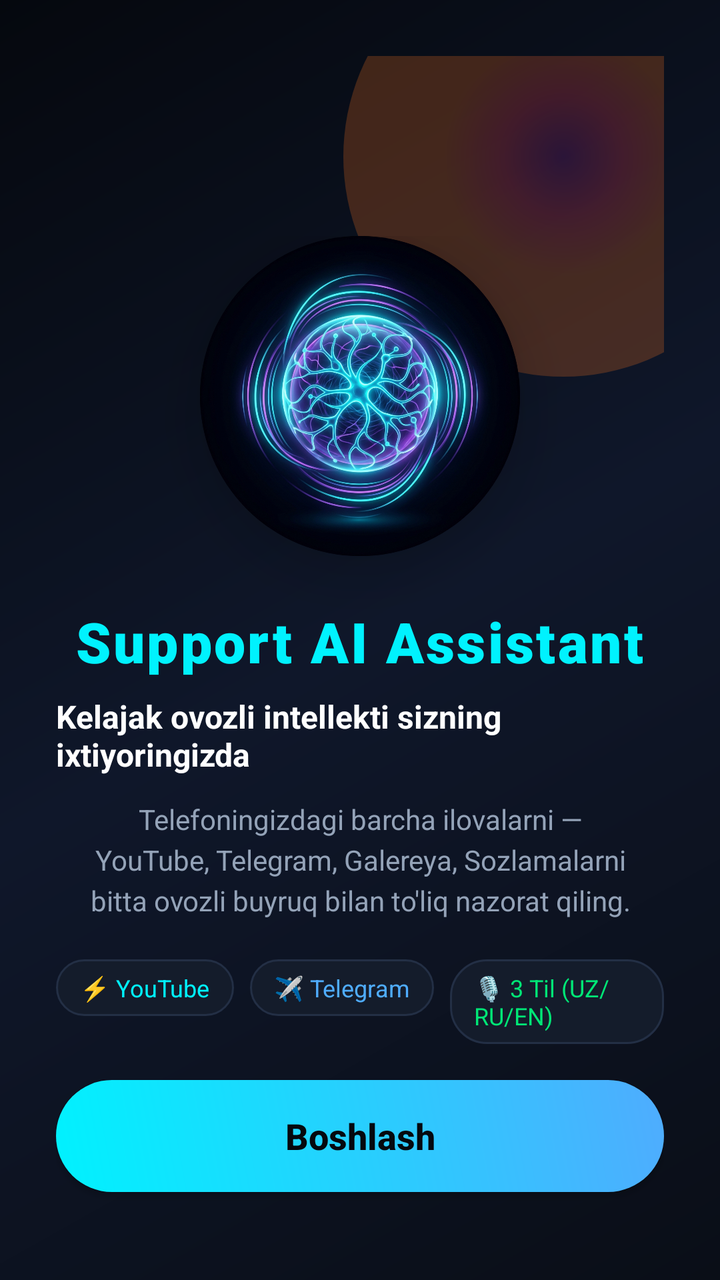
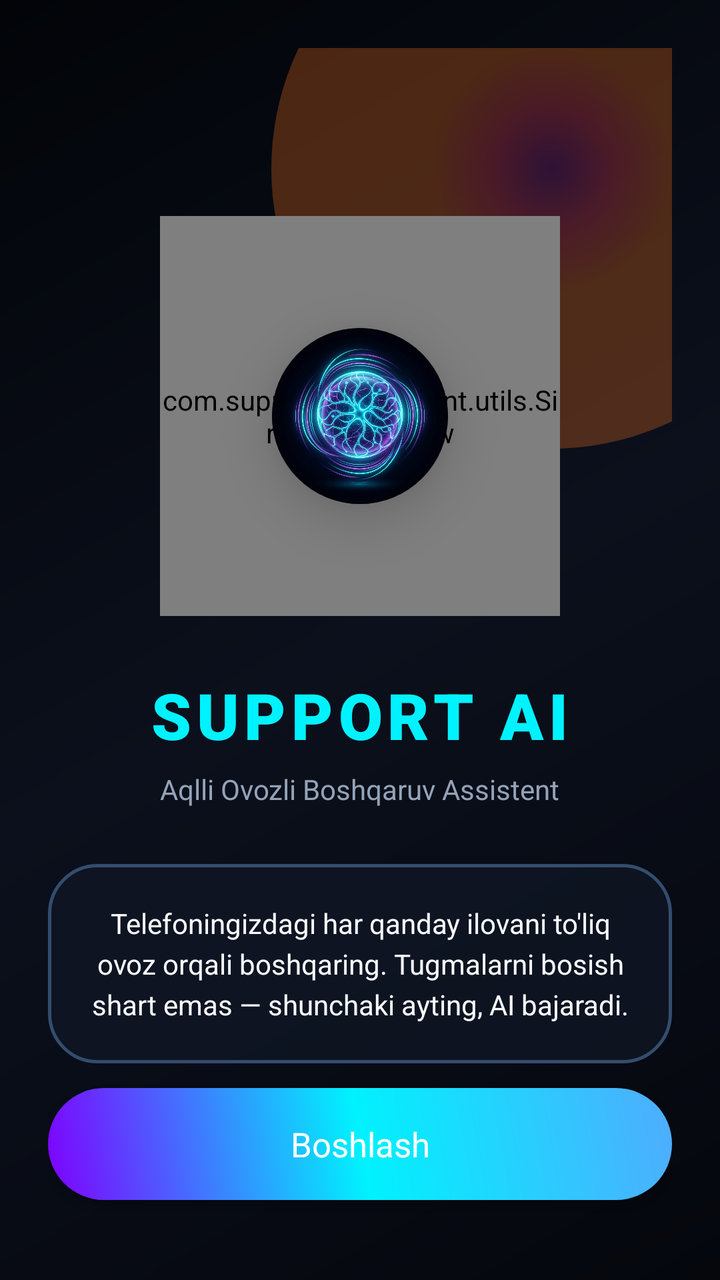

The first picture is an Android layout as it rendered before a commit; the second is the same layout after the commit. The layout source and the unified diff follow.
<!-- AndroidManifest.xml: activity theme Theme.SupportAI.NoActionBar -->
<!-- res/layout/activity_welcome.xml -->
<?xml version="1.0" encoding="utf-8"?>
<RelativeLayout xmlns:android="http://schemas.android.com/apk/res/android"
    xmlns:app="http://schemas.android.com/apk/res-auto"
    android:layout_width="match_parent"
    android:layout_height="match_parent"
    android:background="@drawable/bg_gradient"
    android:padding="28dp">

    
    <View
        android:layout_width="220dp"
        android:layout_height="220dp"
        android:layout_alignParentTop="true"
        android:layout_alignParentEnd="true"
        android:layout_marginTop="-60dp"
        android:layout_marginEnd="-60dp"
        android:alpha="0.25"
        android:background="@drawable/btn_mic_glow" />

    
    <LinearLayout
        android:layout_width="match_parent"
        android:layout_height="wrap_content"
        android:layout_centerInParent="true"
        android:gravity="center"
        android:orientation="vertical">

        
        <androidx.cardview.widget.CardView
            android:id="@+id/card_welcome_logo"
            android:layout_width="160dp"
            android:layout_height="160dp"
            app:cardCornerRadius="80dp"
            app:cardElevation="16dp"
            app:cardBackgroundColor="#000000">

            <ImageView
                android:id="@+id/img_welcome_logo"
                android:layout_width="match_parent"
                android:layout_height="match_parent"
                android:scaleType="centerCrop"
                android:src="@drawable/support_ai_logo"
                android:contentDescription="@string/app_name" />
        </androidx.cardview.widget.CardView>

        
        <TextView
            android:id="@+id/tv_app_title"
            android:layout_width="wrap_content"
            android:layout_height="wrap_content"
            android:layout_marginTop="24dp"
            android:fontFamily="sans-serif-black"
            android:text="@string/welcome_title"
            android:textColor="@color/neon_cyan"
            android:textSize="28sp"
            android:letterSpacing="0.04" />

        
        <TextView
            android:layout_width="wrap_content"
            android:layout_height="wrap_content"
            android:layout_marginTop="8dp"
            android:text="@string/welcome_tagline"
            android:textColor="@color/text_primary"
            android:textSize="16sp"
            android:textStyle="bold" />

        
        <TextView
            android:layout_width="wrap_content"
            android:layout_height="wrap_content"
            android:layout_marginTop="12dp"
            android:gravity="center"
            android:lineSpacingExtra="4dp"
            android:paddingHorizontal="16dp"
            android:text="@string/welcome_desc"
            android:textColor="@color/text_secondary"
            android:textSize="14sp" />

        
        <LinearLayout
            android:layout_width="wrap_content"
            android:layout_height="wrap_content"
            android:layout_marginTop="20dp"
            android:orientation="horizontal">

            <TextView
                android:layout_width="wrap_content"
                android:layout_height="wrap_content"
                android:background="@drawable/bg_card"
                android:paddingHorizontal="12dp"
                android:paddingVertical="6dp"
                android:text="⚡ YouTube"
                android:textColor="@color/neon_cyan"
                android:textSize="12sp" />

            <TextView
                android:layout_width="wrap_content"
                android:layout_height="wrap_content"
                android:layout_marginStart="8dp"
                android:background="@drawable/bg_card"
                android:paddingHorizontal="12dp"
                android:paddingVertical="6dp"
                android:text="✈️ Telegram"
                android:textColor="@color/neon_blue"
                android:textSize="12sp" />

            <TextView
                android:layout_width="wrap_content"
                android:layout_height="wrap_content"
                android:layout_marginStart="8dp"
                android:background="@drawable/bg_card"
                android:paddingHorizontal="12dp"
                android:paddingVertical="6dp"
                android:text="🎙️ 3 Til (UZ/RU/EN)"
                android:textColor="@color/neon_green"
                android:textSize="12sp" />
        </LinearLayout>

    </LinearLayout>

    
    <androidx.appcompat.widget.AppCompatButton
        android:id="@+id/btn_get_started"
        android:layout_width="match_parent"
        android:layout_height="56dp"
        android:layout_alignParentBottom="true"
        android:layout_marginBottom="16dp"
        android:background="@drawable/btn_gradient"
        android:elevation="8dp"
        android:fontFamily="sans-serif-medium"
        android:text="@string/btn_get_started"
        android:textAllCaps="false"
        android:textColor="#05080E"
        android:textSize="18sp"
        android:textStyle="bold" />

</RelativeLayout>
<!-- resources referenced by this layout -->
<resources>
  <color name="neon_blue">#4FACFE</color>
  <color name="neon_cyan">#00F2FE</color>
  <color name="neon_green">#00E676</color>
  <color name="text_primary">#FFFFFF</color>
  <color name="text_secondary">#94A3B8</color>
  <!-- drawable bg_card (drawable) -->
  <?xml version="1.0" encoding="utf-8"?>
  <shape xmlns:android="http://schemas.android.com/apk/res/android"
      android:shape="rectangle">
      <solid android:color="#141C2B" />
      <corners android:radius="18dp" />
      <stroke
          android:width="1dp"
          android:color="#232F45" />
  </shape>
  <!-- drawable bg_gradient (drawable) -->
  <?xml version="1.0" encoding="utf-8"?>
  <shape xmlns:android="http://schemas.android.com/apk/res/android"
      android:shape="rectangle">
      <gradient
          android:angle="135"
          android:startColor="#0A0E17"
          android:centerColor="#0F172A"
          android:endColor="#05080E"
          android:type="linear" />
  </shape>
  <!-- drawable btn_gradient (drawable) -->
  <?xml version="1.0" encoding="utf-8"?>
  <ripple xmlns:android="http://schemas.android.com/apk/res/android"
      android:color="#44FFFFFF">
      <item>
          <shape android:shape="rectangle">
              <gradient
                  android:angle="45"
                  android:startColor="#00F2FE"
                  android:endColor="#4FACFE"
                  android:type="linear" />
              <corners android:radius="28dp" />
          </shape>
      </item>
  </ripple>
  <!-- drawable btn_mic_glow (drawable) -->
  <?xml version="1.0" encoding="utf-8"?>
  <shape xmlns:android="http://schemas.android.com/apk/res/android"
      android:shape="oval">
      <gradient
          android:type="radial"
          android:gradientRadius="60dp"
          android:startColor="#8A2387"
          android:centerColor="#E94057"
          android:endColor="#F27121" />
  </shape>
  <!-- drawable support_ai_logo: jpg bitmap (drawable, 599196 bytes) -->
  <string name="app_name">Support AI</string>
  <string name="btn_get_started">Boshlash</string>
  <string name="welcome_desc">Telefoningizdagi barcha ilovalarni — YouTube, Telegram, Galereya, Sozlamalarni bitta ovozli buyruq bilan to\'liq nazorat qiling.</string>
  <string name="welcome_tagline">Kelajak ovozli intellekti sizning ixtiyoringizda</string>
  <string name="welcome_title">Support AI Assistant</string>
  <style name="Theme.SupportAI.NoActionBar" parent="Theme.MaterialComponents.DayNight.NoActionBar">
          <item name="colorPrimary">@color/neon_cyan</item>
          <item name="colorPrimaryVariant">@color/neon_blue</item>
          <item name="colorOnPrimary">@color/bg_main</item>
          <item name="colorSecondary">@color/neon_purple</item>
          <item name="android:statusBarColor">@color/bg_main</item>
          <item name="android:navigationBarColor">@color/bg_main</item>
          <item name="android:windowBackground">@color/bg_main</item>
      </style>
  <color name="bg_main">#080B10</color>
  <color name="neon_purple">#8A2387</color>
</resources>

<!-- the commit's change to res/layout/activity_welcome.xml (unified diff, before → after) -->
@@ -3,18 +3,18 @@
     xmlns:app="http://schemas.android.com/apk/res-auto"
     android:layout_width="match_parent"
     android:layout_height="match_parent"
-    android:background="@drawable/bg_gradient"
-    android:padding="28dp">
+    android:background="@drawable/bg_dark_fluid"
+    android:padding="24dp">
 
     
     <View
-        android:layout_width="220dp"
-        android:layout_height="220dp"
+        android:layout_width="280dp"
+        android:layout_height="280dp"
         android:layout_alignParentTop="true"
         android:layout_alignParentEnd="true"
-        android:layout_marginTop="-60dp"
-        android:layout_marginEnd="-60dp"
-        android:alpha="0.25"
+        android:layout_marginTop="-80dp"
+        android:layout_marginEnd="-80dp"
+        android:alpha="0.3"
         android:background="@drawable/btn_mic_glow" />
 
     
@@ -26,95 +26,69 @@
         android:orientation="vertical">
 
         
-        <androidx.cardview.widget.CardView
-            android:id="@+id/card_welcome_logo"
-            android:layout_width="160dp"
-            android:layout_height="160dp"
-            app:cardCornerRadius="80dp"
-            app:cardElevation="16dp"
-            app:cardBackgroundColor="#000000">
+        <FrameLayout
+            android:id="@+id/frame_welcome_orb"
+            android:layout_width="200dp"
+            android:layout_height="200dp">
 
-            <ImageView
-                android:id="@+id/img_welcome_logo"
+            <com.supportai.assistant.utils.SiriWaveOrbView
                 android:layout_width="match_parent"
-                android:layout_height="match_parent"
-                android:scaleType="centerCrop"
-                android:src="@drawable/support_ai_logo"
-                android:contentDescription="@string/app_name" />
-        </androidx.cardview.widget.CardView>
+                android:layout_height="match_parent" />
 
-        
-        <TextView
-            android:id="@+id/tv_app_title"
-            android:layout_width="wrap_content"
-            android:layout_height="wrap_content"
-            android:layout_marginTop="24dp"
-            android:fontFamily="sans-serif-black"
-            android:text="@string/welcome_title"
-            android:textColor="@color/neon_cyan"
-            android:textSize="28sp"
-            android:letterSpacing="0.04" />
+            <androidx.cardview.widget.CardView
+                android:id="@+id/card_welcome_logo"
+                android:layout_width="88dp"
+                android:layout_height="88dp"
+                android:layout_gravity="center"
+                app:cardCornerRadius="44dp"
+                app:cardElevation="16dp"
+                app:cardBackgroundColor="#000000">
+
+                <ImageView
+                    android:layout_width="match_parent"
+                    android:layout_height="match_parent"
+                    android:scaleType="centerCrop"
+                    android:src="@drawable/support_ai_logo"
+                    android:contentDescription="@string/app_name" />
+            </androidx.cardview.widget.CardView>
+        </FrameLayout>
 
         
         <TextView
             android:layout_width="wrap_content"
             android:layout_height="wrap_content"
-            android:layout_marginTop="8dp"
-            android:text="@string/welcome_tagline"
-            android:textColor="@color/text_primary"
-            android:textSize="16sp"
-            android:textStyle="bold" />
+            android:layout_marginTop="28dp"
+            android:fontFamily="sans-serif-black"
+            android:text="SUPPORT AI"
+            android:textColor="@color/siri_cyan"
+            android:textSize="32sp"
+            android:letterSpacing="0.08" />
 
-        
         <TextView
             android:layout_width="wrap_content"
             android:layout_height="wrap_content"
-            android:layout_marginTop="12dp"
-            android:gravity="center"
-            android:lineSpacingExtra="4dp"
-            android:paddingHorizontal="16dp"
-            android:text="@string/welcome_desc"
-            android:textColor="@color/text_secondary"
+            android:layout_marginTop="6dp"
+            android:text="Aqlli Ovozli Boshqaruv Assistent"
+            android:textColor="@color/text_glass_secondary"
             android:textSize="14sp" />
 
         
         <LinearLayout
-            android:layout_width="wrap_content"
+            android:layout_width="match_parent"
             android:layout_height="wrap_content"
-            android:layout_marginTop="20dp"
-            android:orientation="horizontal">
+            android:layout_marginTop="28dp"
+            android:background="@drawable/bg_liquid_glass"
+            android:orientation="vertical"
+            android:padding="20dp">
 
             <TextView
-                android:layout_width="wrap_content"
+                android:layout_width="match_parent"
                 android:layout_height="wrap_content"
-                android:background="@drawable/bg_card"
-                android:paddingHorizontal="12dp"
-                android:paddingVertical="6dp"
-                android:text="⚡ YouTube"
-                android:textColor="@color/neon_cyan"
-                android:textSize="12sp" />
-
-            <TextView
-                android:layout_width="wrap_content"
-                android:layout_height="wrap_content"
-                android:layout_marginStart="8dp"
-                android:background="@drawable/bg_card"
-                android:paddingHorizontal="12dp"
-                android:paddingVertical="6dp"
-                android:text="✈️ Telegram"
-                android:textColor="@color/neon_blue"
-                android:textSize="12sp" />
-
-            <TextView
-                android:layout_width="wrap_content"
-                android:layout_height="wrap_content"
-                android:layout_marginStart="8dp"
-                android:background="@drawable/bg_card"
-                android:paddingHorizontal="12dp"
-                android:paddingVertical="6dp"
-                android:text="🎙️ 3 Til (UZ/RU/EN)"
-                android:textColor="@color/neon_green"
-                android:textSize="12sp" />
+                android:gravity="center"
+                android:lineSpacingExtra="4dp"
+                android:text="Telefoningizdagi har qanday ilovani to'liq ovoz orqali boshqaring. Tugmalarni bosish shart emas — shunchaki ayting, AI bajaradi."
+                android:textColor="@color/text_glass_primary"
+                android:textSize="14sp" />
         </LinearLayout>
 
     </LinearLayout>
@@ -126,13 +100,11 @@
         android:layout_height="56dp"
         android:layout_alignParentBottom="true"
         android:layout_marginBottom="16dp"
-        android:background="@drawable/btn_gradient"
-        android:elevation="8dp"
-        android:fontFamily="sans-serif-medium"
+        android:background="@drawable/btn_glass_glow"
+        android:fontFamily="sans-serif-bold"
         android:text="@string/btn_get_started"
         android:textAllCaps="false"
-        android:textColor="#05080E"
-        android:textSize="18sp"
-        android:textStyle="bold" />
+        android:textColor="#FFFFFF"
+        android:textSize="17sp" />
 
 </RelativeLayout>
<!-- resource entries referenced after the edit -->
@@ -1,40 +1,39 @@
 <!-- resources referenced by this layout -->
 <resources>
-  <color name="neon_blue">#4FACFE</color>
-  <color name="neon_cyan">#00F2FE</color>
-  <color name="neon_green">#00E676</color>
-  <color name="text_primary">#FFFFFF</color>
-  <color name="text_secondary">#94A3B8</color>
-  <!-- drawable bg_card (drawable) -->
-  <?xml version="1.0" encoding="utf-8"?>
-  <shape xmlns:android="http://schemas.android.com/apk/res/android"
-      android:shape="rectangle">
-      <solid android:color="#141C2B" />
-      <corners android:radius="18dp" />
-      <stroke
-          android:width="1dp"
-          android:color="#232F45" />
-  </shape>
-  <!-- drawable bg_gradient (drawable) -->
+  <color name="siri_cyan">#00F2FE</color>
+  <color name="text_glass_primary">#F8FAFC</color>
+  <color name="text_glass_secondary">#94A3B8</color>
+  <!-- drawable bg_dark_fluid (drawable) -->
   <?xml version="1.0" encoding="utf-8"?>
   <shape xmlns:android="http://schemas.android.com/apk/res/android"
       android:shape="rectangle">
       <gradient
           android:angle="135"
-          android:startColor="#0A0E17"
-          android:centerColor="#0F172A"
-          android:endColor="#05080E"
+          android:startColor="#05070D"
+          android:centerColor="#0B101C"
+          android:endColor="#020408"
           android:type="linear" />
   </shape>
-  <!-- drawable btn_gradient (drawable) -->
+  <!-- drawable bg_liquid_glass (drawable) -->
+  <?xml version="1.0" encoding="utf-8"?>
+  <shape xmlns:android="http://schemas.android.com/apk/res/android"
+      android:shape="rectangle">
+      <solid android:color="#B3101726" />
+      <corners android:radius="24dp" />
+      <stroke
+          android:width="1.5dp"
+          android:color="#334D6E" />
+  </shape>
+  <!-- drawable btn_glass_glow (drawable) -->
   <?xml version="1.0" encoding="utf-8"?>
   <ripple xmlns:android="http://schemas.android.com/apk/res/android"
-      android:color="#44FFFFFF">
+      android:color="#4000F2FE">
       <item>
           <shape android:shape="rectangle">
               <gradient
                   android:angle="45"
-                  android:startColor="#00F2FE"
+                  android:startColor="#7F00FF"
+                  android:centerColor="#00F2FE"
                   android:endColor="#4FACFE"
                   android:type="linear" />
               <corners android:radius="28dp" />
@@ -55,9 +54,6 @@
   <!-- drawable support_ai_logo: jpg bitmap (drawable, 599196 bytes) -->
   <string name="app_name">Support AI</string>
   <string name="btn_get_started">Boshlash</string>
-  <string name="welcome_desc">Telefoningizdagi barcha ilovalarni — YouTube, Telegram, Galereya, Sozlamalarni bitta ovozli buyruq bilan to\'liq nazorat qiling.</string>
-  <string name="welcome_tagline">Kelajak ovozli intellekti sizning ixtiyoringizda</string>
-  <string name="welcome_title">Support AI Assistant</string>
   <style name="Theme.SupportAI.NoActionBar" parent="Theme.MaterialComponents.DayNight.NoActionBar">
           <item name="colorPrimary">@color/neon_cyan</item>
           <item name="colorPrimaryVariant">@color/neon_blue</item>
@@ -67,7 +63,5 @@
           <item name="android:navigationBarColor">@color/bg_main</item>
           <item name="android:windowBackground">@color/bg_main</item>
       </style>
-  <color name="bg_main">#080B10</color>
-  <color name="neon_purple">#8A2387</color>
 </resources>
 
